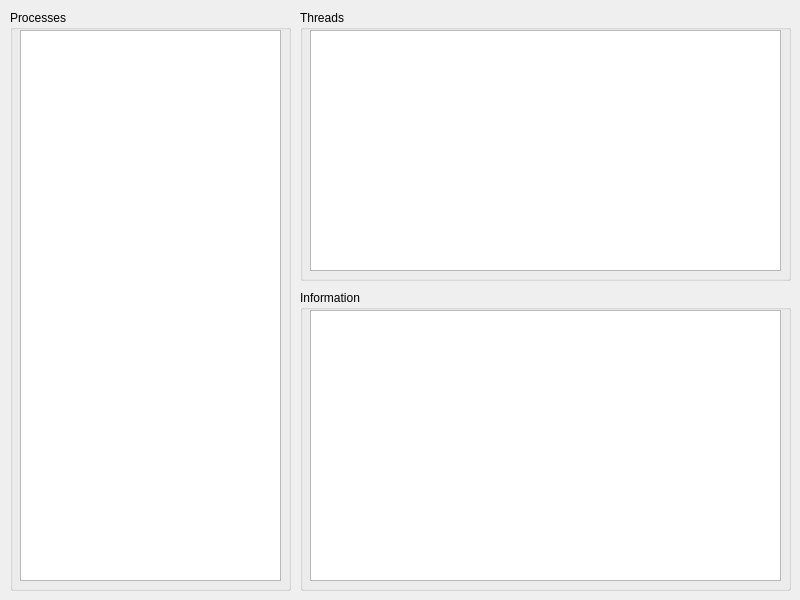
Before: the Qt Designer form app/design.ui in kateRudn/process-analyzer, drawn with Qt 5.
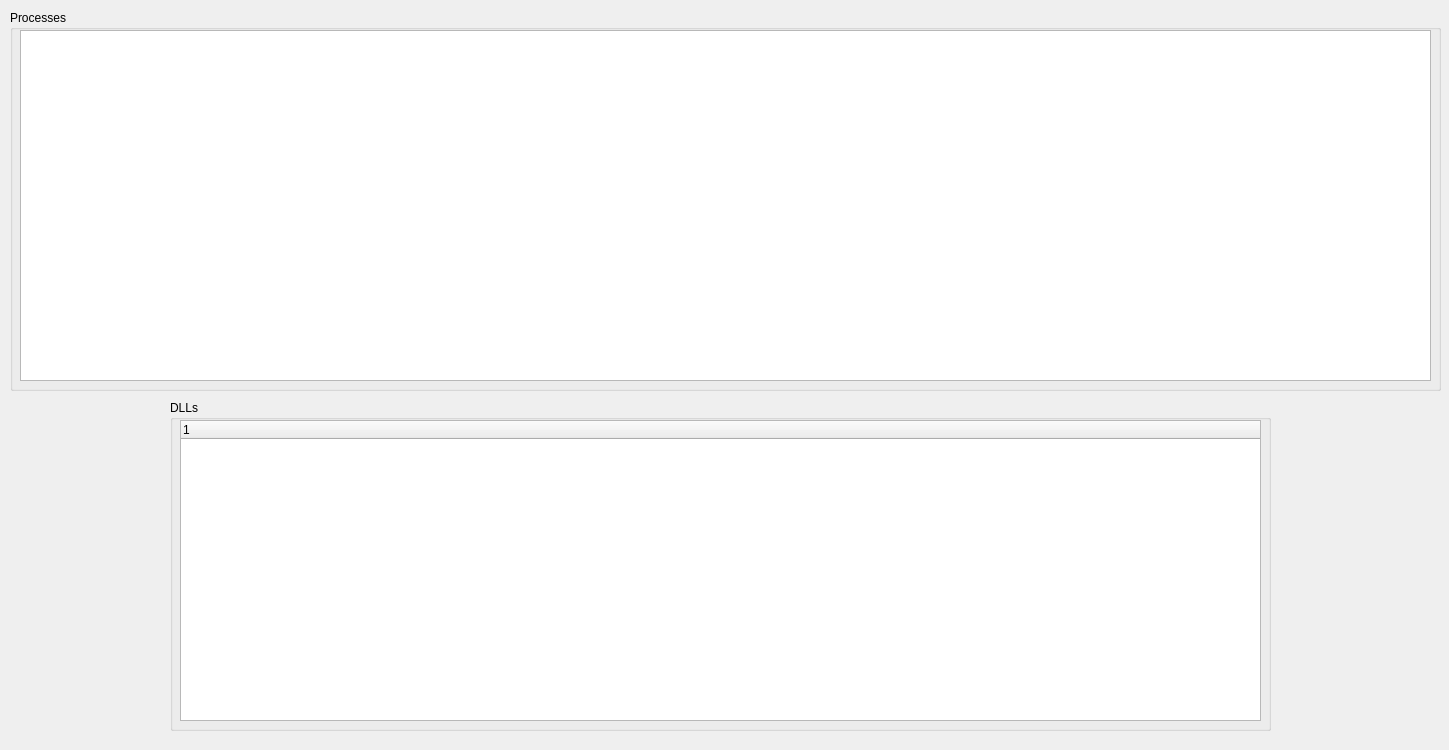
After: the same form once the commit is applied.

What changed in the file:
```diff
--- a/app/design.ui
+++ b/app/design.ui
@@ -6,8 +6,8 @@
    <rect>
     <x>0</x>
     <y>0</y>
-    <width>800</width>
-    <height>600</height>
+    <width>1449</width>
+    <height>750</height>
    </rect>
   </property>
   <property name="windowTitle">
@@ -19,43 +19,20 @@
      <rect>
       <x>10</x>
       <y>10</y>
-      <width>281</width>
-      <height>581</height>
+      <width>1431</width>
+      <height>381</height>
      </rect>
     </property>
     <property name="title">
      <string>Processes</string>
     </property>
-    <widget class="QListWidget" name="processList">
+    <widget class="QTableWidget" name="tableWidget">
      <property name="geometry">
       <rect>
        <x>10</x>
        <y>20</y>
-       <width>261</width>
-       <height>551</height>
-      </rect>
-     </property>
-    </widget>
-   </widget>
-   <widget class="QGroupBox" name="threadBox">
-    <property name="geometry">
-     <rect>
-      <x>300</x>
-      <y>10</y>
-      <width>491</width>
-      <height>271</height>
-     </rect>
-    </property>
-    <property name="title">
-     <string>Threads</string>
-    </property>
-    <widget class="QListWidget" name="threadList">
-     <property name="geometry">
-      <rect>
-       <x>10</x>
-       <y>20</y>
-       <width>471</width>
-       <height>241</height>
+       <width>1411</width>
+       <height>351</height>
       </rect>
      </property>
     </widget>
@@ -63,24 +40,29 @@
    <widget class="QGroupBox" name="informationBox">
     <property name="geometry">
      <rect>
-      <x>300</x>
-      <y>290</y>
-      <width>491</width>
-      <height>301</height>
+      <x>170</x>
+      <y>400</y>
+      <width>1101</width>
+      <height>331</height>
      </rect>
     </property>
     <property name="title">
-     <string>Information</string>
+     <string>DLLs</string>
     </property>
-    <widget class="QPlainTextEdit" name="infromationText">
+    <widget class="QTreeWidget" name="treeWidget">
      <property name="geometry">
       <rect>
        <x>10</x>
        <y>20</y>
-       <width>471</width>
-       <height>271</height>
+       <width>1081</width>
+       <height>301</height>
       </rect>
      </property>
+     <column>
+      <property name="text">
+       <string notr="true">1</string>
+      </property>
+     </column>
     </widget>
    </widget>
   </widget>
```
